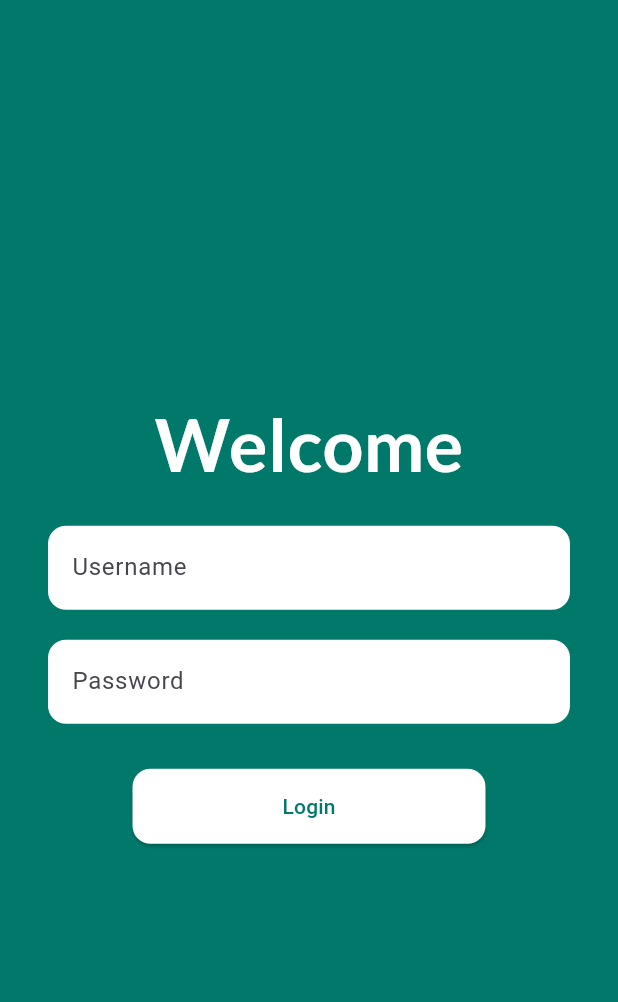
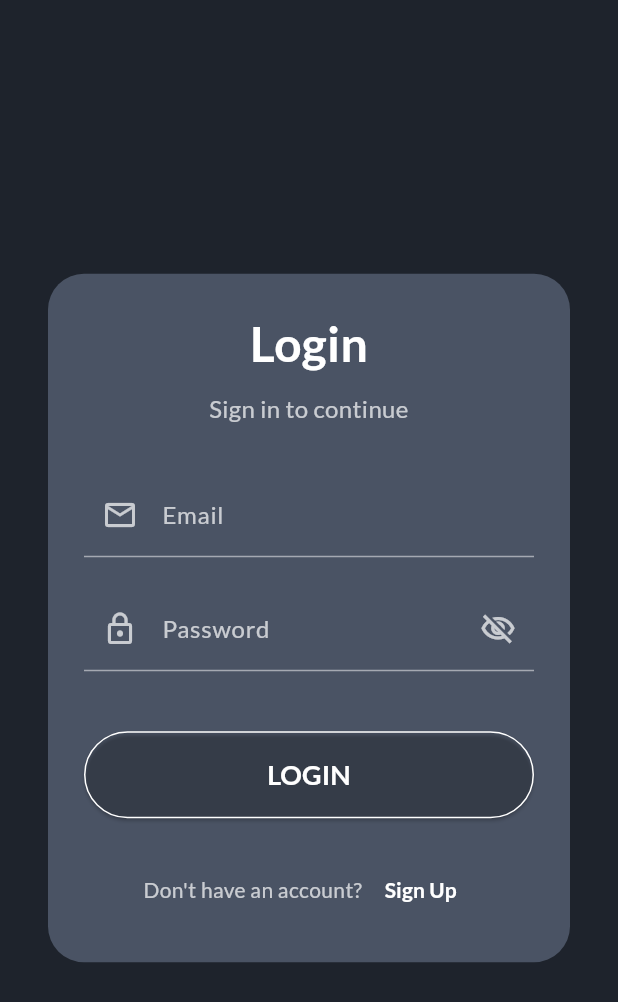
Before and after one commit to arshuvocse/eProgramApps, a Flutter app: the LoginView screen opened by its route, on a phone screen of 412 x 824 dp. Shown: the top 1002 px of the screen. Run offline on Flutter 3.47's test engine with Material 3 defaults, Android fonts, the phone set to English and light mode, and no system bars; our stand-ins replace go_router, google_fonts, sqflite; accounts and stored records are empty.

Commit message:
first commit

```diff
--- a/lib/main.dart
+++ b/lib/main.dart
@@ -1,6 +1,7 @@
 
 import 'package:flutter/material.dart';
 import 'package:provider/provider.dart';
+import 'package:google_fonts/google_fonts.dart';
 import 'viewmodels/auth_viewmodel.dart';
 import 'viewmodels/item_viewmodel.dart';
 import 'router.dart';
@@ -26,8 +27,32 @@ class MyApp extends StatelessWidget {
           return MaterialApp.router(
             title: 'e-Program',
             theme: ThemeData(
-              primarySwatch: Colors.teal,
-              visualDensity: VisualDensity.adaptivePlatformDensity,
+              brightness: Brightness.dark,
+              primaryColor: const Color(0xFF1E232C),
+              scaffoldBackgroundColor: const Color(0xFF1E232C),
+              textTheme: GoogleFonts.latoTextTheme(Theme.of(context).textTheme).apply(
+                bodyColor: Colors.white,
+                displayColor: Colors.white,
+              ),
+              inputDecorationTheme: InputDecorationTheme(
+                labelStyle: const TextStyle(color: Colors.white70),
+                enabledBorder: UnderlineInputBorder(
+                  borderSide: BorderSide(color: Colors.white.withAlpha((255 * 0.5).round())),
+                ),
+                focusedBorder: const UnderlineInputBorder(
+                  borderSide: BorderSide(color: Colors.white),
+                ),
+              ),
+              elevatedButtonTheme: ElevatedButtonThemeData(
+                style: ElevatedButton.styleFrom(
+                  backgroundColor: Colors.transparent,
+                  padding: const EdgeInsets.symmetric(vertical: 16),
+                  shape: RoundedRectangleBorder(
+                    borderRadius: BorderRadius.circular(30),
+                    side: const BorderSide(color: Colors.white),
+                  ),
+                ),
+              ),
             ),
             routerConfig: appRouter.router,
           );
--- a/lib/views/dashboard_view.dart
+++ b/lib/views/dashboard_view.dart
@@ -62,7 +62,7 @@ class _DashboardViewState extends State<DashboardView> {
           borderRadius: BorderRadius.circular(24),
           boxShadow: [
             BoxShadow(
-              color: Colors.black.withOpacity(0.1),
+              color: Colors.black.withAlpha((255 * 0.1).round()),
               spreadRadius: 5,
               blurRadius: 7,
               offset: const Offset(0, 3),
--- a/lib/views/login_view.dart
+++ b/lib/views/login_view.dart
@@ -1,4 +1,3 @@
-
 import 'package:flutter/material.dart';
 import 'package:google_fonts/google_fonts.dart';
 import 'package:provider/provider.dart';
@@ -12,75 +11,140 @@ class LoginView extends StatefulWidget {
 }
 
 class _LoginViewState extends State<LoginView> {
-  final _usernameController = TextEditingController();
+  final _emailController = TextEditingController();
   final _passwordController = TextEditingController();
+  bool _obscureText = true;
 
   @override
   Widget build(BuildContext context) {
     final authViewModel = Provider.of<AuthViewModel>(context);
 
     return Scaffold(
-      backgroundColor: Colors.teal.shade700,
+      backgroundColor: const Color(0xFF1E232C),
       body: Center(
         child: SingleChildScrollView(
           padding: const EdgeInsets.all(32.0),
+          child: Container(
+            padding: const EdgeInsets.all(24.0),
+            decoration: BoxDecoration(
+              color: const Color.fromARGB(255, 74, 83, 100),
+              borderRadius: BorderRadius.circular(24.0),
+            ),
             child: Column(
               mainAxisAlignment: MainAxisAlignment.center,
+              crossAxisAlignment: CrossAxisAlignment.stretch,
               children: [
                 Text(
-                'Welcome',
+                  'Login',
+                  textAlign: TextAlign.center,
                   style: GoogleFonts.lato(
-                  fontSize: 48,
+                    fontSize: 32,
                     fontWeight: FontWeight.bold,
                     color: Colors.white,
                   ),
                 ),
-              const SizedBox(height: 20),
+                const SizedBox(height: 8),
+                Text(
+                  'Sign in to continue',
+                  textAlign: TextAlign.center,
+                  style: GoogleFonts.lato(
+                    fontSize: 16,
+                    color: Colors.white70,
+                  ),
+                ),
+                const SizedBox(height: 32),
                 TextField(
-                controller: _usernameController,
+                  controller: _emailController,
+                  style: const TextStyle(color: Colors.white),
                   decoration: InputDecoration(
-                  filled: true,
-                  fillColor: Colors.white,
-                  hintText: 'Username',
-                  border: OutlineInputBorder(
-                    borderRadius: BorderRadius.circular(12),
-                    borderSide: BorderSide.none,
+                    prefixIcon: const Icon(Icons.email_outlined, color: Colors.white70),
+                    labelText: 'Email',
+                    labelStyle: const TextStyle(color: Colors.white70),
+                    enabledBorder: UnderlineInputBorder(
+                      borderSide: BorderSide(color: Colors.white.withAlpha((255 * 0.5).round())),
+                    ),
+                    focusedBorder: const UnderlineInputBorder(
+                      borderSide: BorderSide(color: Colors.white),
                     ),
                   ),
                 ),
                 const SizedBox(height: 20),
                 TextField(
                   controller: _passwordController,
-                obscureText: true,
+                  obscureText: _obscureText,
+                  style: const TextStyle(color: Colors.white),
                   decoration: InputDecoration(
-                  filled: true,
-                  fillColor: Colors.white,
-                  hintText: 'Password',
-                  border: OutlineInputBorder(
-                    borderRadius: BorderRadius.circular(12),
-                    borderSide: BorderSide.none,
+                    prefixIcon: const Icon(Icons.lock_outline, color: Colors.white70),
+                    labelText: 'Password',
+                    labelStyle: const TextStyle(color: Colors.white70),
+                    enabledBorder: UnderlineInputBorder(
+                      borderSide: BorderSide(color: Colors.white.withAlpha((255 * 0.5).round())),
+                    ),
+                    focusedBorder: const UnderlineInputBorder(
+                      borderSide: BorderSide(color: Colors.white),
+                    ),
+                    suffixIcon: IconButton(
+                      icon: Icon(
+                        _obscureText ? Icons.visibility_off_outlined : Icons.visibility_outlined,
+                        color: Colors.white70,
+                      ),
+                      onPressed: () {
+                        setState(() {
+                          _obscureText = !_obscureText;
+                        });
+                      },
                     ),
                   ),
                 ),
-              const SizedBox(height: 30),
+                const SizedBox(height: 40),
                 ElevatedButton(
                   onPressed: () {
                     authViewModel.login(
-                    _usernameController.text,
+                      _emailController.text,
                       _passwordController.text,
                     );
                   },
                   style: ElevatedButton.styleFrom(
-                  backgroundColor: Colors.white,
-                  foregroundColor: Colors.teal.shade700,
-                  padding: const EdgeInsets.symmetric(horizontal: 100, vertical: 15),
+                    backgroundColor: Colors.transparent,
+                    padding: const EdgeInsets.symmetric(vertical: 16),
                     shape: RoundedRectangleBorder(
-                    borderRadius: BorderRadius.circular(12),
+                      borderRadius: BorderRadius.circular(30),
+                      side: const BorderSide(color: Colors.white),
                     ),
                   ),
-                child: const Text('Login'),
+                  child: Text(
+                    'LOGIN',
+                    style: GoogleFonts.lato(
+                      fontSize: 18,
+                      fontWeight: FontWeight.bold,
+                      color: Colors.white,
+                    ),
+                  ),
+                ),
+                const SizedBox(height: 24),
+                Row(
+                  mainAxisAlignment: MainAxisAlignment.center,
+                  children: [
+                    const Text(
+                      "Don't have an account? ",
+                      style: TextStyle(color: Colors.white70),
+                    ),
+                    TextButton(
+                      onPressed: () {
+                        // TODO: Navigate to signup screen
+                      },
+                      child: const Text(
+                        'Sign Up',
+                        style: TextStyle(
+                          color: Colors.white,
+                          fontWeight: FontWeight.bold,
+                        ),
+                      ),
                     ),
                   ],
+                ),
+              ],
+            ),
           ),
         ),
       ),
--- a/pubspec.yaml
+++ b/pubspec.yaml
@@ -42,6 +42,7 @@ dependencies:
   path_provider: ^2.1.5
   shared_preferences: ^2.5.3
   http: ^1.5.0
+  path: ^1.9.1
 
 dev_dependencies:
   flutter_test:
```
Also changed, not shown: pubspec.lock, 2 other files. Lines whose indentation alone changed are shown as unchanged.
